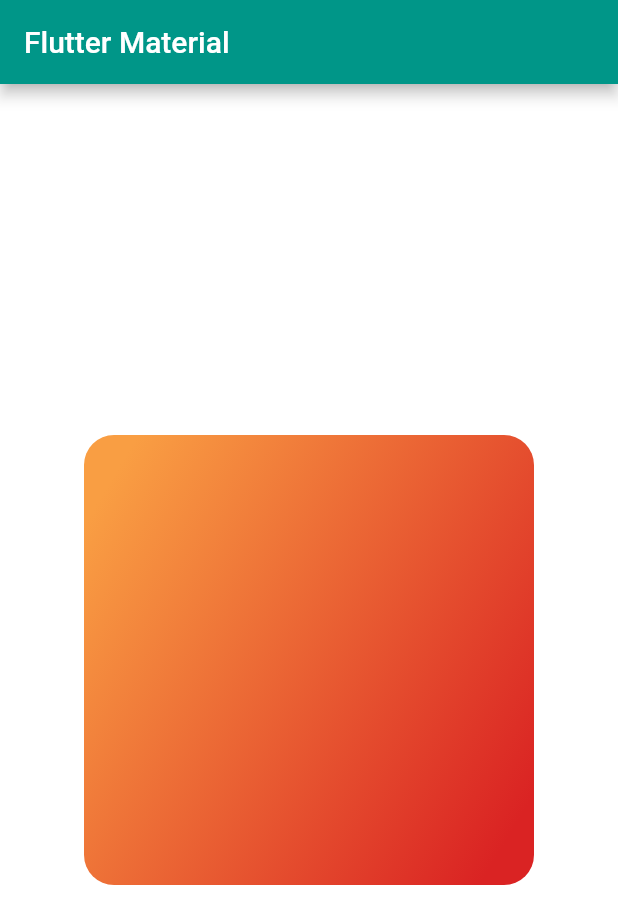
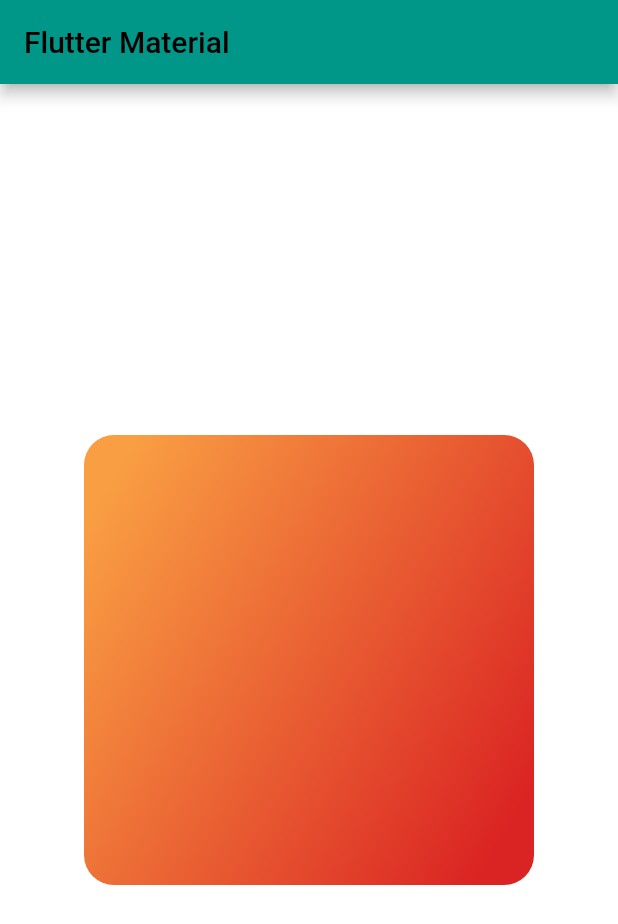
Before and after one commit to 73-sk-nahid/Flutter_Materials, a Flutter app: the screen it shows after launch, on a phone screen of 412 x 824 dp. Shown: the top 924 px of the screen. Run offline on Flutter 3.47's test engine with Material 2 defaults, Android fonts, the phone set to English and light mode, and no system bars; our stand-ins replace hooks_riverpod.

Commit message:
add text to appbar

```diff
--- a/lib/animated_gradient.dart
+++ b/lib/animated_gradient.dart
@@ -88,7 +88,12 @@ class _MyAppState extends State<MyApp> with SingleTickerProviderStateMixin {
       //themeMode: appThemeState.isDarkMdeEnabled ? ThemeData.dark: ThemeMode.light,
       home: Scaffold(
         appBar: AppBar(
-          title: Text("Flutter Material"),
+          title: Text(
+            "Flutter Material",
+            style: TextStyle(
+              color: Colors.black,
+            ),
+          ),
         ),
         body: Center(
           child: AnimatedBuilder(
```
